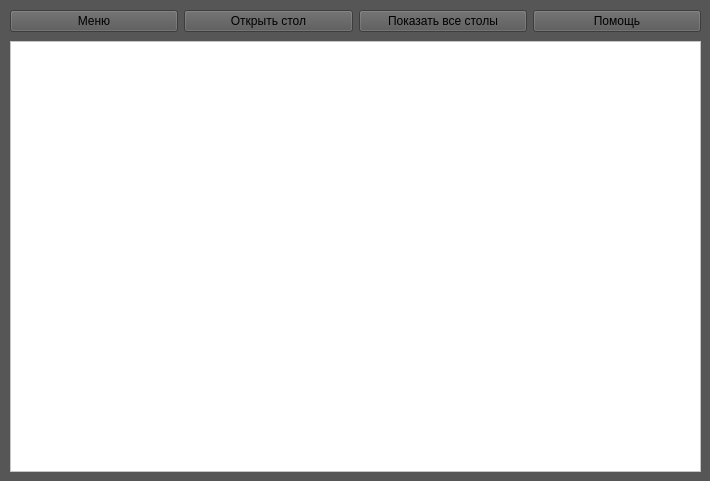
Old version of the form BarManager/generalform.ui in the repository Snuper/BarApp.
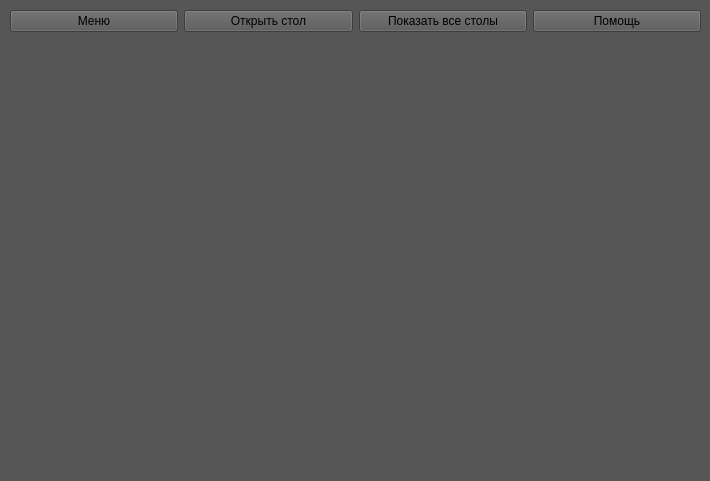
New version of the form.

Commit message: Stable build, added ChartsBar

```diff
--- a/BarManager/generalform.ui
+++ b/BarManager/generalform.ui
@@ -17,18 +17,16 @@
    <string notr="true">background-color: rgb(86, 86, 86);</string>
   </property>
   <widget class="QWidget" name="centralwidget">
-   <widget class="QTableWidget" name="tableWidget_2">
+   <widget class="QWidget" name="horizontalLayoutWidget">
     <property name="geometry">
      <rect>
       <x>10</x>
-      <y>41</y>
+      <y>40</y>
       <width>691</width>
       <height>431</height>
      </rect>
     </property>
-    <property name="styleSheet">
-     <string notr="true">background-color: rgb(255, 255, 255);</string>
-    </property>
+    <layout class="QHBoxLayout" name="ChartsHorizontalLayout"/>
    </widget>
    <widget class="QWidget" name="">
     <property name="geometry">
```
The commit also changes 3 other files.
